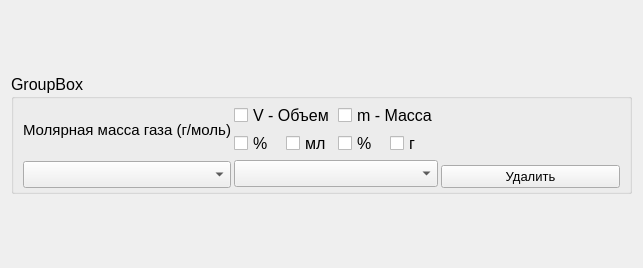
Old version of the form ui/base_qt_ui/ui_coord_widget.ui in the repository I-m-good-man/Gas-calculator.
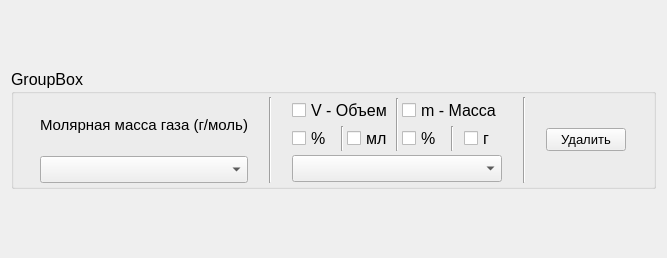
New version of the form.

Commit message: Add changes in coord widget

```diff
--- a/ui/base_qt_ui/ui_coord_widget.ui
+++ b/ui/base_qt_ui/ui_coord_widget.ui
@@ -6,8 +6,8 @@
    <rect>
     <x>0</x>
     <y>0</y>
-    <width>643</width>
-    <height>268</height>
+    <width>667</width>
+    <height>258</height>
    </rect>
   </property>
   <property name="sizePolicy">
@@ -74,6 +74,19 @@
       </property>
       <item>
        <layout class="QHBoxLayout" name="input_data">
+        <item>
+         <spacer name="horizontalSpacer_6">
+          <property name="orientation">
+           <enum>Qt::Horizontal</enum>
+          </property>
+          <property name="sizeHint" stdset="0">
+           <size>
+            <width>40</width>
+            <height>20</height>
+           </size>
+          </property>
+         </spacer>
+        </item>
         <item>
          <layout class="QVBoxLayout" name="mol_mass_input">
           <item>
@@ -98,6 +111,39 @@
           </item>
          </layout>
         </item>
+        <item>
+         <spacer name="horizontalSpacer">
+          <property name="orientation">
+           <enum>Qt::Horizontal</enum>
+          </property>
+          <property name="sizeHint" stdset="0">
+           <size>
+            <width>40</width>
+            <height>20</height>
+           </size>
+          </property>
+         </spacer>
+        </item>
+        <item>
+         <widget class="Line" name="line">
+          <property name="orientation">
+           <enum>Qt::Vertical</enum>
+          </property>
+         </widget>
+        </item>
+        <item>
+         <spacer name="horizontalSpacer_3">
+          <property name="orientation">
+           <enum>Qt::Horizontal</enum>
+          </property>
+          <property name="sizeHint" stdset="0">
+           <size>
+            <width>40</width>
+            <height>20</height>
+           </size>
+          </property>
+         </spacer>
+        </item>
         <item>
          <layout class="QVBoxLayout" name="mass_or_volume_input">
           <item>
@@ -121,6 +167,13 @@
                  </widget>
                 </item>
                 <item>
+                 <widget class="Line" name="line_4">
+                  <property name="orientation">
+                   <enum>Qt::Vertical</enum>
+                  </property>
+                 </widget>
+                </item>
+                <item alignment="Qt::AlignHCenter">
                  <widget class="QCheckBox" name="ml_checkbox">
                   <property name="text">
                    <string>мл</string>
@@ -131,6 +184,13 @@
               </item>
              </layout>
             </item>
+            <item>
+             <widget class="Line" name="line_3">
+              <property name="orientation">
+               <enum>Qt::Vertical</enum>
+              </property>
+             </widget>
+            </item>
             <item>
              <layout class="QVBoxLayout" name="mass_choice">
               <item>
@@ -150,6 +210,13 @@
                  </widget>
                 </item>
                 <item>
+                 <widget class="Line" name="line_5">
+                  <property name="orientation">
+                   <enum>Qt::Vertical</enum>
+                  </property>
+                 </widget>
+                </item>
+                <item alignment="Qt::AlignHCenter">
                  <widget class="QCheckBox" name="g_checkbox">
                   <property name="text">
                    <string>г</string>
@@ -167,7 +234,40 @@
           </item>
          </layout>
         </item>
-        <item alignment="Qt::AlignBottom">
+        <item>
+         <spacer name="horizontalSpacer_2">
+          <property name="orientation">
+           <enum>Qt::Horizontal</enum>
+          </property>
+          <property name="sizeHint" stdset="0">
+           <size>
+            <width>40</width>
+            <height>20</height>
+           </size>
+          </property>
+         </spacer>
+        </item>
+        <item>
+         <widget class="Line" name="line_2">
+          <property name="orientation">
+           <enum>Qt::Vertical</enum>
+          </property>
+         </widget>
+        </item>
+        <item>
+         <spacer name="horizontalSpacer_4">
+          <property name="orientation">
+           <enum>Qt::Horizontal</enum>
+          </property>
+          <property name="sizeHint" stdset="0">
+           <size>
+            <width>40</width>
+            <height>20</height>
+           </size>
+          </property>
+         </spacer>
+        </item>
+        <item alignment="Qt::AlignHCenter|Qt::AlignVCenter">
          <widget class="QPushButton" name="delete_button">
           <property name="font">
            <font>
@@ -181,6 +281,19 @@
           </property>
          </widget>
         </item>
+        <item>
+         <spacer name="horizontalSpacer_5">
+          <property name="orientation">
+           <enum>Qt::Horizontal</enum>
+          </property>
+          <property name="sizeHint" stdset="0">
+           <size>
+            <width>40</width>
+            <height>20</height>
+           </size>
+          </property>
+         </spacer>
+        </item>
        </layout>
       </item>
      </layout>
```
The commit also changes 1 other file.
